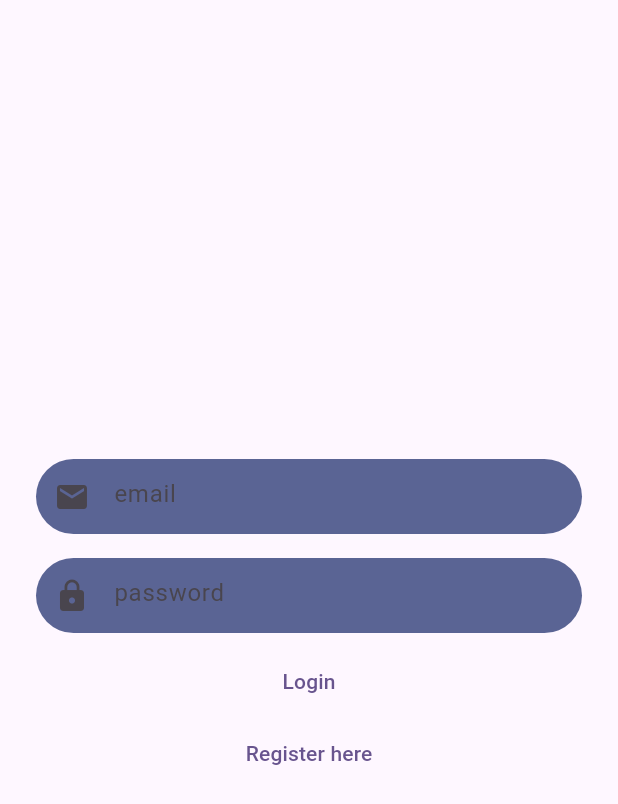
After one commit to adeel-s/mynotes, a Flutter app: the BetterLoginView screen opened directly, after a tap on "Login", on a phone screen of 412 x 824 dp. The commit adds this screen. Shown: the top 804 px of the screen. Run offline on Flutter 3.47's test engine with Material 3 defaults, Android fonts, the phone set to English and light mode, and no system bars; our stand-ins replace firebase_auth, firebase_core; accounts and stored records are empty; network calls fail.

Commit message:
Implemented error handling for registration and login pages, created generic error handling dialog

```diff
--- a/lib/main.dart
+++ b/lib/main.dart
@@ -3,6 +3,8 @@ import 'package:firebase_auth/firebase_auth.dart';
 import 'package:firebase_core/firebase_core.dart';
 import 'package:flutter/material.dart';
 import 'package:mynotes/firebase_options.dart';
+import 'package:mynotes/themes/dark_theme.dart';
+import 'package:mynotes/views/better_login_view.dart';
 import 'package:mynotes/views/login_view.dart';
 import 'package:mynotes/views/register_view.dart';
 import 'package:mynotes/views/verify_email_view.dart';
@@ -14,9 +16,11 @@ void main() {
   runApp(
     MaterialApp(
       title: 'Flutter Demo',
+      //theme: darkTheme,
       theme: ThemeData(
         colorScheme: ColorScheme.fromSeed(seedColor: Colors.deepPurple),
         useMaterial3: true,
+
       ),
       home: const HomePage(),
       routes: {
@@ -112,8 +116,8 @@ Future<bool> showLogOutDialog(BuildContext context) {
     context: context,
     builder: (context) {
       return AlertDialog(
-        title: const Text('Sign out'),
-        content: const Text('Are you sure you want to sign out?'),
+        title: const Text('Log out'),
+        content: const Text('Are you sure you want to log out?'),
         actions: [
           TextButton(
             onPressed: () {
--- /dev/null
+++ b/lib/themes/dark_theme.dart
@@ -0,0 +1,9 @@
+import 'package:flutter/material.dart';
+
+ThemeData darkTheme = ThemeData(
+  brightness: Brightness.dark,
+  colorScheme: ColorScheme.dark(
+    surface: const Color.fromARGB(255, 54, 61, 94),
+    ),
+
+);
--- /dev/null
+++ b/lib/utilities/show_error_dialog.dart
@@ -0,0 +1,20 @@
+import 'package:flutter/material.dart';
+
+Future<void> showErrorDialog(BuildContext context, String text,) {
+  return showDialog(context: context, builder: (context){
+    return AlertDialog(
+      title: const Text('An error occurred'),
+      content: Text(text),
+      actions: [
+        TextButton(
+          onPressed: () {
+            Navigator.of(context).pop(); //better practice is to use Overlays
+          },
+          child: const Text('OK'),
+        )
+      ],
+
+    );
+  }
+  );
+}
--- /dev/null
+++ b/lib/views/better_login_view.dart
@@ -0,0 +1,134 @@
+import 'dart:developer';
+import 'package:mynotes/constants/routes.dart';
+
+import 'package:firebase_auth/firebase_auth.dart';
+import 'package:flutter/material.dart';
+
+class BetterLoginView extends StatefulWidget {
+  const BetterLoginView({super.key});
+
+  @override
+  State<BetterLoginView> createState() => _BetterLoginViewState();
+}
+
+class _BetterLoginViewState extends State<BetterLoginView> {
+
+  //use to access text from email/password text fields
+  late final TextEditingController _email;
+  late final TextEditingController _password;
+
+  //not sure what's happening here
+  @override
+  void initState() {
+    _email = TextEditingController();
+    _password = TextEditingController();
+    super.initState();
+  }
+
+  //dispose of variables when this page is no longer used
+  @override
+  void dispose() {
+    _email.dispose();
+    _password.dispose();
+    super.dispose();
+  }
+
+
+  @override
+  Widget build(BuildContext context) {
+    return Scaffold(
+      body: Container(
+        margin: EdgeInsets.all(16.0),
+        child: Column(
+          mainAxisAlignment: MainAxisAlignment.center,
+                children: [
+                  Padding(
+                    padding: const EdgeInsets.all(8.0),
+                    child: SizedBox(
+                      height: 50,
+                      child: TextField(
+                        cursorHeight: 15,
+                        controller: _email,
+                        autocorrect: false,
+                        keyboardType: TextInputType.emailAddress,
+                        decoration: const InputDecoration(
+                          filled:true,
+                          fillColor:Color.fromARGB(255, 90, 100, 148),
+                          prefixIcon: Icon(Icons.email),
+                          border: OutlineInputBorder(
+                            borderRadius:
+                              BorderRadius.all(Radius.circular(30)),
+                            borderSide:
+                              BorderSide.none),
+                          hintText: 'email',
+                        )
+                      ),
+                    ),
+                  ),
+                  Padding(
+                    padding: const EdgeInsets.all(8.0),
+                    child: SizedBox(
+                      height: 50,
+                      child: TextField(
+                              controller: _password,
+                              obscureText: true,
+                              enableSuggestions: false,
+                              autocorrect: false,
+                              decoration: const InputDecoration(filled:true,
+                                fillColor:Color.fromARGB(255, 90, 100, 148),
+                                prefixIcon: Icon(Icons.lock),
+                                border: OutlineInputBorder(
+                                  borderRadius:
+                                    BorderRadius.all(Radius.circular(30)),
+                                  borderSide:
+                                    BorderSide.none),
+                                hintText: 'password',
+                              )
+                          ),
+                        ),
+                  ), //Add confirm password field, add option to toggle view
+                  TextButton(
+                    onPressed: () async {
+                      final email = _email.text;
+                      final password = _password.text;
+                      try {
+                      final userCredential =
+                                  await FirebaseAuth.instance.signInWithEmailAndPassword(
+                                    email: email,
+                                    password: password);
+                      Navigator.of(context).pushNamedAndRemoveUntil(
+                        notesRoute,
+                       (route) => false,
+                      );
+                      }
+                      on FirebaseAuthException catch (e) {
+
+                        if (e.code == 'invalid-credential') {
+                          log('User not found'); //add alert widget on view later
+                        }
+                        else {
+                          log(e.code);
+                        }
+                      }
+                      catch (e) {
+                        log('Something bad happened');
+                        log(e.runtimeType.toString());
+                        log(e.toString());
+                      }
+                  }, child: const Text('Login'),
+                  ),
+                  TextButton(
+                    onPressed: () {
+                      Navigator.of(context).pushNamedAndRemoveUntil(
+                        registerRoute,
+                        (route) => false,
+                      );
+                    },
+                    child: const Text('Register here'),
+                    )
+                ],
+              ),
+      ),
+    );
+  }
+}
--- a/lib/views/login_view.dart
+++ b/lib/views/login_view.dart
@@ -3,6 +3,7 @@ import 'package:mynotes/constants/routes.dart';
 
 import 'package:firebase_auth/firebase_auth.dart';
 import 'package:flutter/material.dart';
+import 'package:mynotes/utilities/show_error_dialog.dart';
 
 class LoginView extends StatefulWidget {
   const LoginView({super.key});
@@ -79,15 +80,22 @@ class _LoginViewState extends State<LoginView> {
 
                       if (e.code == 'invalid-credential') {
                         log('User not found'); //add alert widget on view later
+                        await showErrorDialog(context, 'User not found',);
+                      }
+                      else if (e.code == 'invalid-email') {
+                        log(e.code);
+                        await showErrorDialog(context, 'Invalid email format',);
                       }
                       else {
                         log(e.code);
+                        await showErrorDialog(context, 'Error: ${e.code}',);
                       }
                     }
                     catch (e) {
                       log('Something bad happened');
                       log(e.runtimeType.toString());
                       log(e.toString());
+                      await showErrorDialog(context, 'Error: ${e.toString()}',);
                     }
                 }, child: const Text('Login'),
                 ),
--- a/lib/views/register_view.dart
+++ b/lib/views/register_view.dart
@@ -2,6 +2,7 @@ import 'dart:developer';
 import 'package:mynotes/constants/routes.dart';
 import 'package:firebase_auth/firebase_auth.dart';
 import 'package:flutter/material.dart';
+import 'package:mynotes/utilities/show_error_dialog.dart';
 
 class RegisterView extends StatefulWidget {
   const RegisterView({super.key});
@@ -71,12 +72,21 @@ class _RegisterViewState extends State<RegisterView> {
                     } on FirebaseAuthException catch (e) {
                       if (e.code == 'weak-password') {
                         log(e.code);
+                        await showErrorDialog(context, 'Password requirements not met',);
                       } else if (e.code == 'email-already-in-use'){
                         log('email already in use');
+                        await showErrorDialog(context, 'Email address taken',);
                       }
                       else if (e.code == 'invalid-email'){
                         log('Invalid email')  ;
+                        await showErrorDialog(context, 'Invalid email format',);
                       }
+                    }
+                    catch (e) {
+                      log('Something bad happened');
+                      log(e.runtimeType.toString());
+                      log(e.toString());
+                      await showErrorDialog(context, 'Error: ${e.toString()}',);
                     }
                 }, child: const Text('Register'),
                 ),
```
